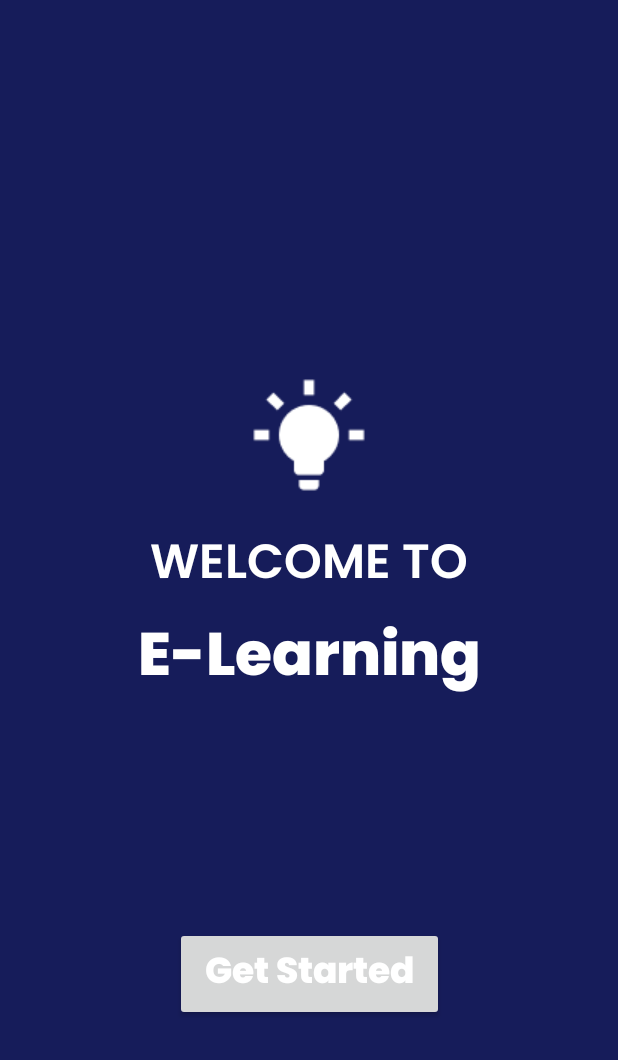
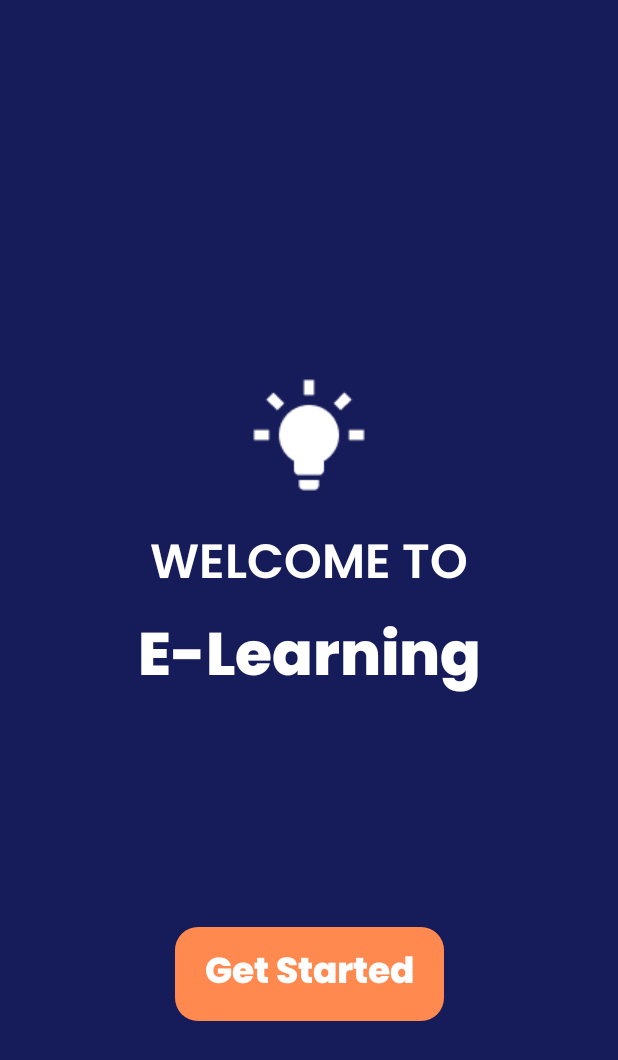
Before and after one commit to Janenjihia/Virtualschools, an Android app: the layout activity_splash_screen.xml on its own in the app's theme, with its tools: preview values and no code run, on a phone screen of 412 x 824 dp. Shown: the top 1060 px of the screen. Run offline under Robolectric (Android 15) with nearby library versions, the phone set to English and light mode, and no system bars.

Commit message:
edit button corner radius

```diff
--- a/app/src/main/res/drawable/button.xml
+++ b/app/src/main/res/drawable/button.xml
@@ -1,5 +1,5 @@
 <?xml version="1.0" encoding="utf-8"?>
 <shape xmlns:android="http://schemas.android.com/apk/res/android"
     android:tint="@color/Orange">
-    <corners android:radius="60dp"/>
+    <corners android:radius="15dp"/>
 </shape>
--- a/app/src/main/res/layout/activity_splash_screen.xml
+++ b/app/src/main/res/layout/activity_splash_screen.xml
@@ -61,10 +61,13 @@
     <androidx.appcompat.widget.AppCompatButton
         android:layout_width="wrap_content"
         android:layout_height="wrap_content"
+        android:background="@drawable/button"
         android:fontFamily="@font/poppins_extrabold"
         android:paddingStart="20dp"
+        android:paddingTop="10dp"
         android:paddingEnd="20dp"
-        android:text="Get Started"
+        android:paddingBottom="10dp"
+        android:text="@string/get_started"
         android:textAlignment="center"
         android:textAllCaps="false"
         android:textColor="@color/white"
--- a/app/src/main/res/values/strings.xml
+++ b/app/src/main/res/values/strings.xml
@@ -2,4 +2,5 @@
     <string name="app_name">Virtual Schools</string>
     <string name="welcome_to">WELCOME TO</string>
     <string name="e_learning">E-Learning</string>
+    <string name="get_started">Get Started</string>
 </resources>
```
